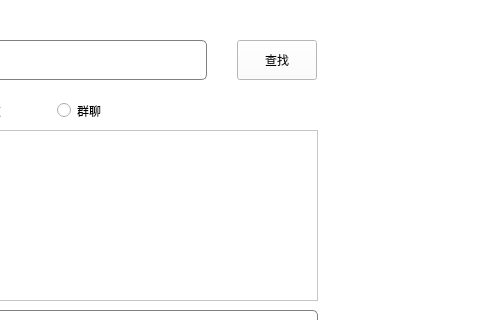
Qt form Client/Adding/addfriend.ui (ivegg/QT-) before a commit; both pictures show x 203 to 683 and y 0 to 320 of the 683 by 480 pixel window.
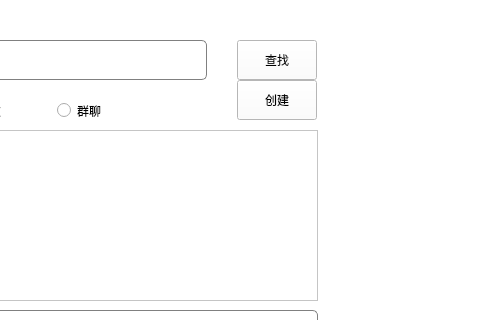
The same form after that commit. Icons and pictures are not drawn.

Commit message: 创建群聊

What changed in the file:
```diff
--- a/Client/Adding/addfriend.ui
+++ b/Client/Adding/addfriend.ui
@@ -140,6 +140,19 @@
     <string>群聊</string>
    </property>
   </widget>
+  <widget class="QPushButton" name="pushButton_create">
+   <property name="geometry">
+    <rect>
+     <x>440</x>
+     <y>80</y>
+     <width>80</width>
+     <height>40</height>
+    </rect>
+   </property>
+   <property name="text">
+    <string>创建</string>
+   </property>
+  </widget>
  </widget>
  <resources>
   <include location="../src.qrc"/>
```
Left out of the diff: 2 changed lines with no effect on the pictures. The commit also changes 17 other files.
